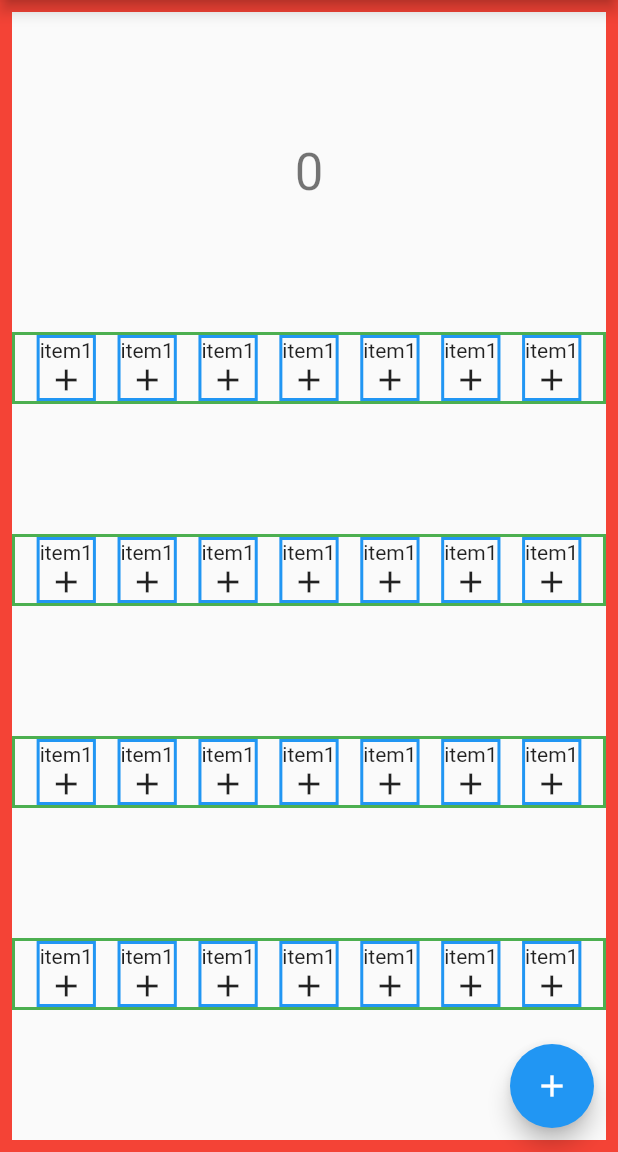
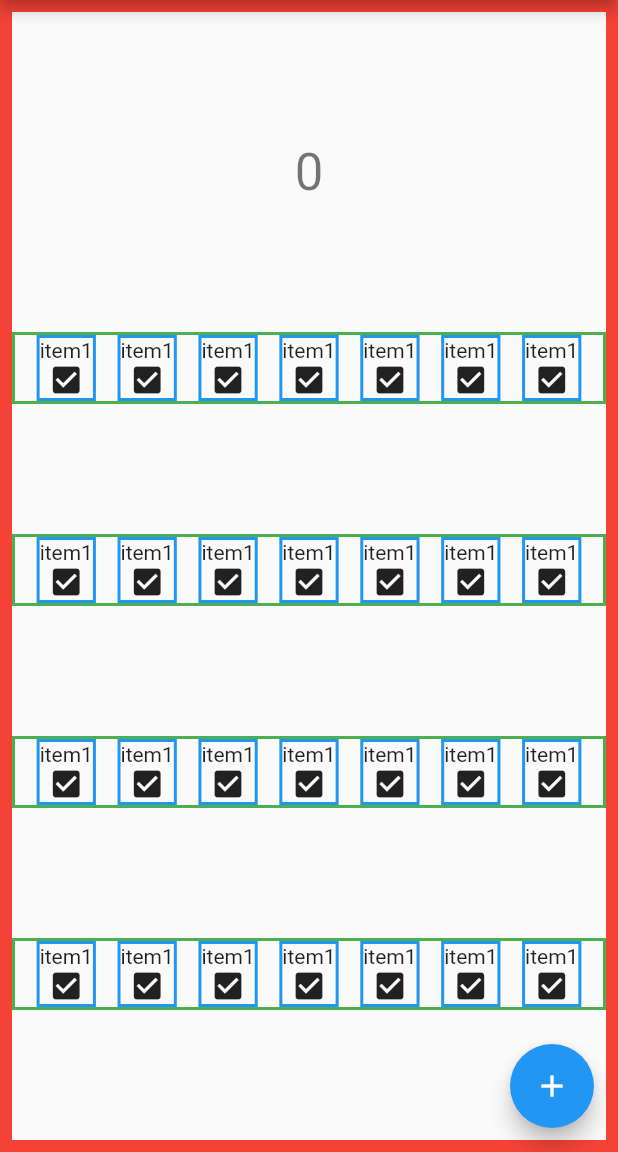
Before and after one commit to datsuns/stamp-calendar, a Flutter app: the screen it shows after launch, on a phone screen of 412 x 824 dp, the part 84-1236 px from its top. Run offline on Flutter 3.47's test engine with Material 2 defaults, Android fonts, the phone set to English and light mode, and no system bars.

Commit message:
add icon

```diff
--- a/lib/main.dart
+++ b/lib/main.dart
@@ -59,7 +59,7 @@ class _MyHomePageState extends State<MyHomePage> {
       child: Column(
         children: <Widget>[
           Text('item1'),
-          Icon(Icons.add),
+          Icon(Icons.check_box),
         ],
       ),
     );
```
